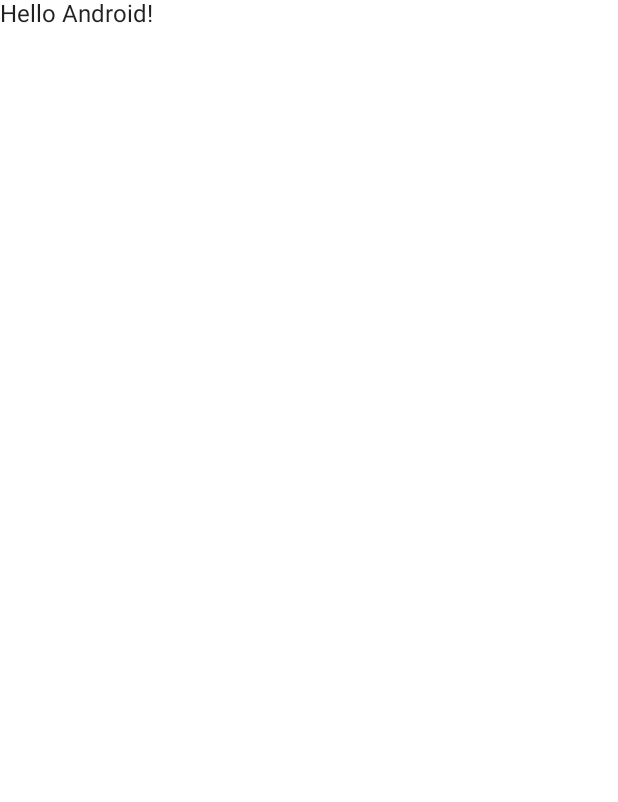
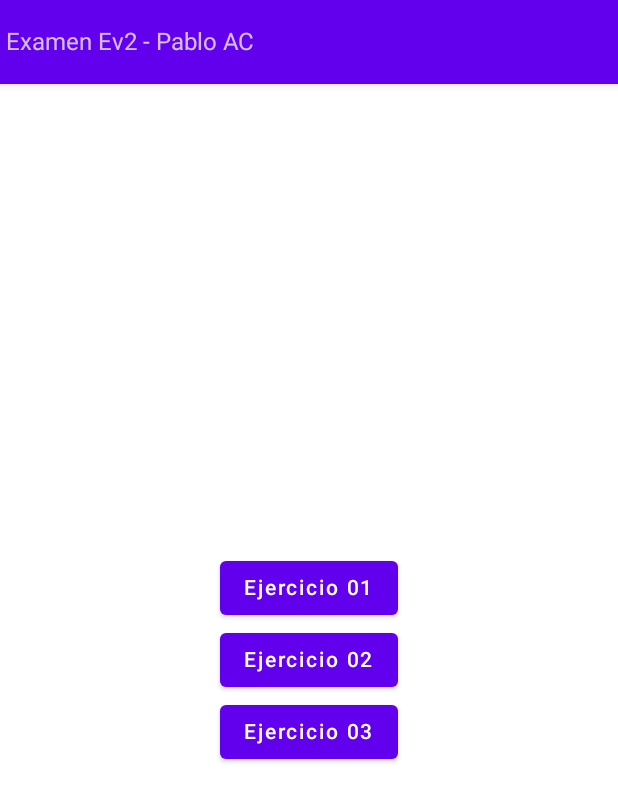
Before and after one commit to PabloAlvarezCalvo/PMDM-UD03-Examen, an Android app built with Jetpack Compose: the screen it shows after launch (MainActivity), on a phone screen of 412 x 824 dp. Before the commit the part shown is almost empty. Shown: the top 802 px of the screen. Run offline under Robolectric (Android 15) with nearby library versions, the phone set to English and light mode, and no system bars.

```diff
--- a/app/src/main/AndroidManifest.xml
+++ b/app/src/main/AndroidManifest.xml
@@ -9,13 +9,13 @@
         android:icon="@mipmap/ic_launcher"
         android:label="@string/app_name"
         android:supportsRtl="true"
-        android:theme="@style/Theme.PMDMUD03Examen"
+        android:theme="@style/Theme.ListaDeLaCompra"
         tools:targetApi="31">
         <activity
             android:name=".MainActivity"
             android:exported="true"
             android:label="@string/app_name"
-            android:theme="@style/Theme.PMDMUD03Examen">
+            android:theme="@style/Theme.ListaDeLaCompra">
             <intent-filter>
                 <action android:name="android.intent.action.MAIN" />
 
--- a/app/src/main/java/com/pmdm/examen/MainActivity.kt
+++ b/app/src/main/java/com/pmdm/examen/MainActivity.kt
@@ -3,41 +3,24 @@ package com.pmdm.examen
 import android.os.Bundle
 import androidx.activity.ComponentActivity
 import androidx.activity.compose.setContent
-import androidx.compose.foundation.layout.fillMaxSize
-import androidx.compose.material.MaterialTheme
-import androidx.compose.material.Surface
-import androidx.compose.material.Text
-import androidx.compose.runtime.Composable
+import androidx.compose.foundation.layout.*
+import androidx.compose.material.*
 import androidx.compose.ui.Modifier
-import androidx.compose.ui.tooling.preview.Preview
-import com.pmdm.examen.ui.theme.PMDMUD03ExamenTheme
+import com.pmdm.examen.ui.navigation.Navigation
+import com.pmdm.examen.ui.theme.ExamenTheme
 
 class MainActivity : ComponentActivity() {
     override fun onCreate(savedInstanceState: Bundle?) {
         super.onCreate(savedInstanceState)
         setContent {
-            PMDMUD03ExamenTheme {
-                // A surface container using the 'background' color from the theme
+            ExamenTheme {
                 Surface(
                     modifier = Modifier.fillMaxSize(),
                     color = MaterialTheme.colors.background
                 ) {
-                    Greeting("Android")
+                    Navigation()
                 }
             }
         }
     }
 }
-
-@Composable
-fun Greeting(name: String) {
-    Text(text = "Hello $name!")
-}
-
-@Preview(showBackground = true)
-@Composable
-fun DefaultPreview() {
-    PMDMUD03ExamenTheme {
-        Greeting("Android")
-    }
-}
--- /dev/null
+++ b/app/src/main/java/com/pmdm/examen/ui/navigation/Navigation.kt
@@ -0,0 +1,23 @@
+package com.pmdm.examen.ui.navigation
+
+import androidx.compose.runtime.Composable
+import androidx.navigation.compose.NavHost
+import androidx.navigation.compose.composable
+import androidx.navigation.compose.rememberNavController
+import com.pmdm.examen.ui.screens.MainScreen
+import com.pmdm.examen.ui.screens.ej01.Ej01Screen
+import com.pmdm.examen.ui.screens.ej02.Ej02Screen
+import com.pmdm.examen.ui.screens.ej03.Ej03Screen
+
+@Composable
+fun Navigation() {
+    val navController = rememberNavController()
+    NavHost(navController, startDestination = Screens.MainScreen.route) {
+
+        composable(route = Screens.MainScreen.route) { MainScreen(navController) }
+        composable(route = Screens.Ejercicio01.route) { Ej01Screen() }
+        composable(route = Screens.Ejercicio02.route) { Ej02Screen() }
+        composable(route = Screens.Ejercicio03.route) { Ej03Screen() }
+
+    }
+}
--- /dev/null
+++ b/app/src/main/java/com/pmdm/examen/ui/navigation/Screens.kt
@@ -0,0 +1,8 @@
+package com.pmdm.examen.ui.navigation
+
+sealed class Screens(val route: String){
+    object MainScreen: Screens("initial_screen")
+    object Ejercicio01: Screens("ej01")
+    object Ejercicio02: Screens("ej02")
+    object Ejercicio03: Screens("ej03")
+}
--- /dev/null
+++ b/app/src/main/java/com/pmdm/examen/ui/screens/MenuScreen.kt
@@ -0,0 +1,41 @@
+package com.pmdm.examen.ui.screens
+
+import androidx.compose.foundation.layout.Arrangement
+import androidx.compose.foundation.layout.Column
+import androidx.compose.foundation.layout.fillMaxSize
+import androidx.compose.foundation.layout.padding
+import androidx.compose.material.Button
+import androidx.compose.material.Scaffold
+import androidx.compose.material.Text
+import androidx.compose.material.TopAppBar
+import androidx.compose.runtime.Composable
+import androidx.compose.ui.Alignment
+import androidx.compose.ui.Modifier
+import androidx.navigation.NavController
+import com.pmdm.examen.ui.navigation.Screens
+
+
+@Composable
+fun MainScreen(navController: NavController){
+    Scaffold(topBar = {TopAppBar() { Text(text = "Examen Ev2 - Pablo AC")}}
+    ){
+        paddingValues ->
+        Column(
+            modifier = Modifier
+                .fillMaxSize()
+                .padding(paddingValues),
+            verticalArrangement = Arrangement.Center,
+            horizontalAlignment = Alignment.CenterHorizontally,
+        ) {
+            Button(onClick = { navController.navigate(route = Screens.Ejercicio01.route) }) {
+                Text(text = "Ejercicio 01")
+            }
+            Button(onClick = { navController.navigate(route = Screens.Ejercicio02.route) }) {
+                Text(text = "Ejercicio 02")
+            }
+            Button(onClick = { navController.navigate(route = Screens.Ejercicio03.route) }) {
+                Text(text = "Ejercicio 03")
+            }
+        }
+    }
+}
--- /dev/null
+++ b/app/src/main/java/com/pmdm/examen/ui/screens/ej01/Ej01Screen.kt
@@ -0,0 +1,4 @@
+package com.pmdm.examen.ui.screens.ej01
+
+class Ej01Screen {
+}
--- /dev/null
+++ b/app/src/main/java/com/pmdm/examen/ui/screens/ej02/Ej02Screen.kt
@@ -0,0 +1,4 @@
+package com.pmdm.examen.ui.screens.ej02
+
+class Ej02Screen {
+}
--- /dev/null
+++ b/app/src/main/java/com/pmdm/examen/ui/screens/ej03/Ej03Screen.kt
@@ -0,0 +1,4 @@
+package com.pmdm.examen.ui.screens.ej03
+
+class Ej03Screen {
+}
--- a/app/src/main/java/com/pmdm/examen/ui/theme/Theme.kt
+++ b/app/src/main/java/com/pmdm/examen/ui/theme/Theme.kt
@@ -28,7 +28,7 @@ private val LightColorPalette = lightColors(
 )
 
 @Composable
-fun PMDMUD03ExamenTheme(
+fun ExamenTheme(
     darkTheme: Boolean = isSystemInDarkTheme(),
     content: @Composable () -> Unit
 ) {
--- a/app/src/main/res/values/strings.xml
+++ b/app/src/main/res/values/strings.xml
@@ -1,3 +1,3 @@
 <resources>
-    <string name="app_name">PMDM-UD03-Examen</string>
+    <string name="app_name">ListaDeLaCompra</string>
 </resources>
--- a/app/src/main/res/values/themes.xml
+++ b/app/src/main/res/values/themes.xml
@@ -1,7 +1,7 @@
 <?xml version="1.0" encoding="utf-8"?>
 <resources>
 
-    <style name="Theme.PMDMUD03Examen" parent="android:Theme.Material.Light.NoActionBar">
+    <style name="Theme.ListaDeLaCompra" parent="android:Theme.Material.Light.NoActionBar">
         <item name="android:statusBarColor">@color/purple_700</item>
     </style>
 </resources>
--- a/settings.gradle
+++ b/settings.gradle
@@ -12,5 +12,5 @@ dependencyResolutionManagement {
         mavenCentral()
     }
 }
-rootProject.name = "PMDM-UD03-Examen"
+rootProject.name = "Examen Pablo AC"
 include ':app'
```
Also changed, not shown: app/build.gradle (+9 -0 lines), app/src/main/java/com/pmdm/examen/MainScreenLista.kt (added, +27 -0 lines), app/src/main/java/com/pmdm/examen/Product.kt (added, +11 -0 lines), app/src/main/java/com/pmdm/examen/ShoppingList.kt (added, +30 -0 lines), app/src/main/java/com/pmdm/examen/ShoppingListItem.kt (added, +47 -0 lines), app/src/main/java/com/pmdm/examen/ShoppingListViewModel.kt (added, +18 -0 lines), gradle/wrapper/gradle-wrapper.properties, 3 other files.
